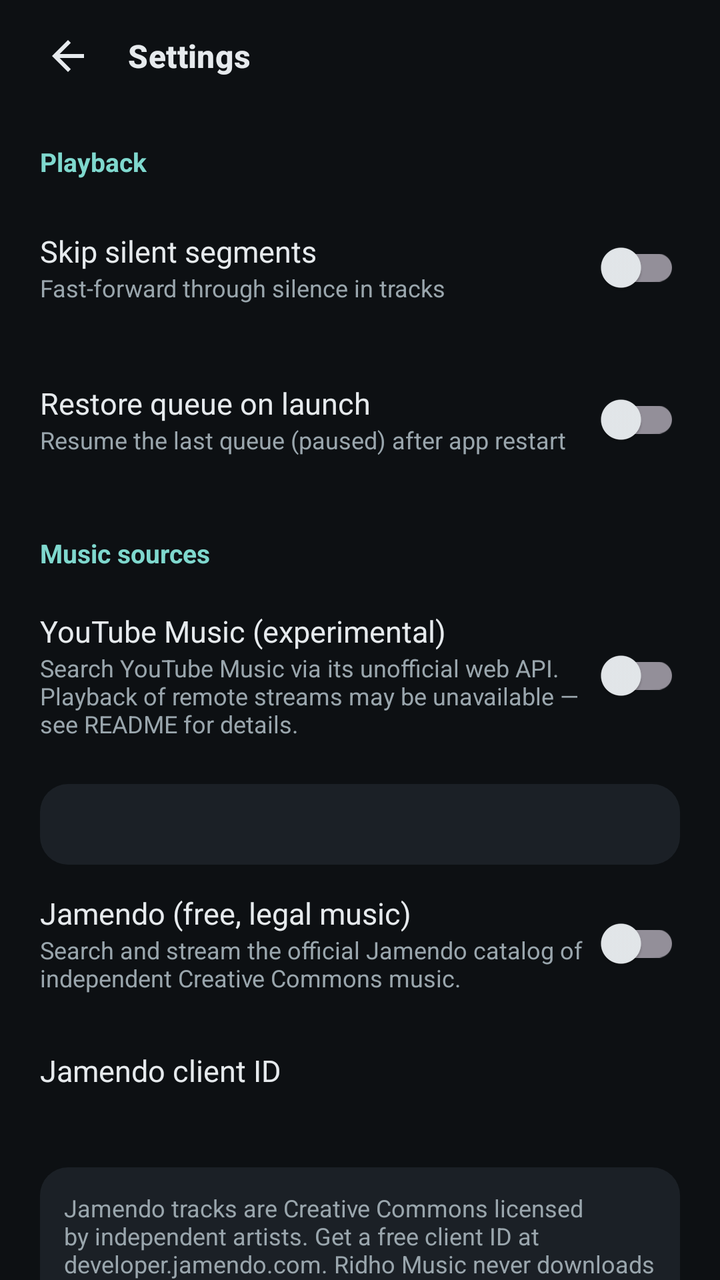
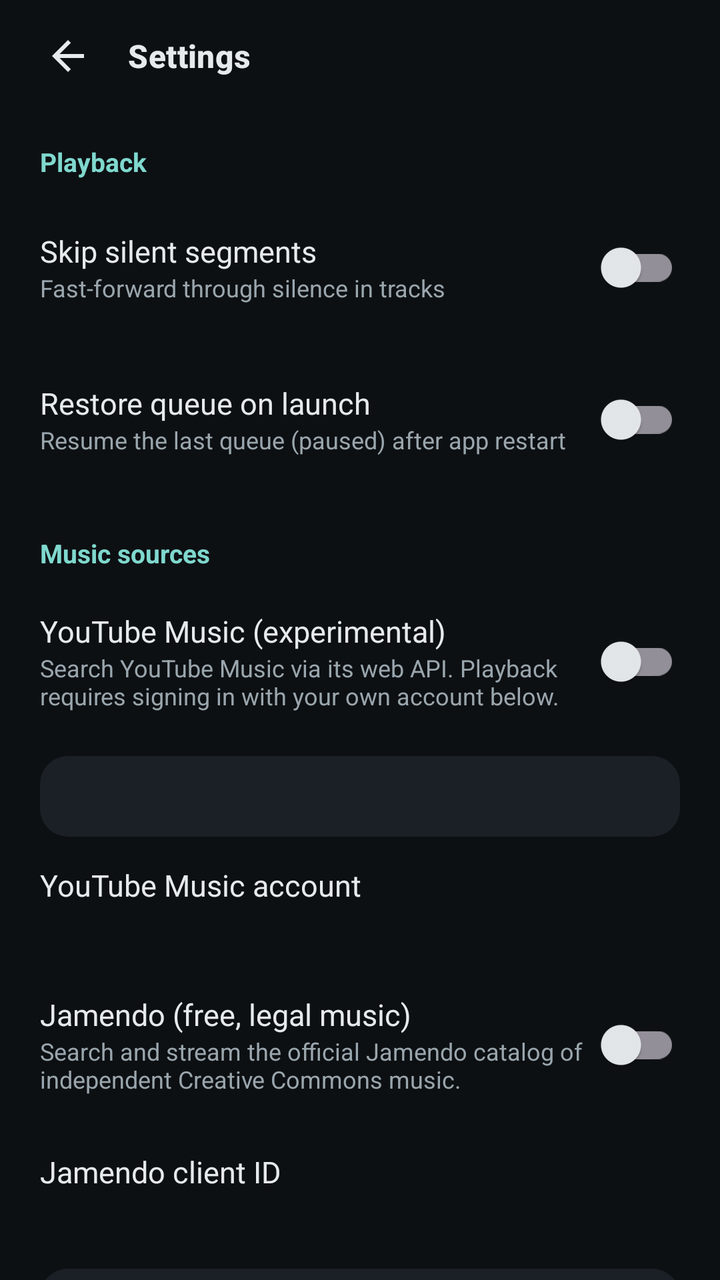

Before-and-after screenshots of an Android layout around one commit, followed by the original layout XML and the change that was made.
<!-- AndroidManifest.xml: application theme Theme.RidhoMusic -->
<!-- res/layout/activity_settings.xml -->
<?xml version="1.0" encoding="utf-8"?>
<androidx.core.widget.NestedScrollView
    xmlns:android="http://schemas.android.com/apk/res/android"
    xmlns:app="http://schemas.android.com/apk/res-auto"
    android:layout_width="match_parent"
    android:layout_height="match_parent"
    android:background="@color/background"
    android:fitsSystemWindows="true">

    <LinearLayout
        android:layout_width="match_parent"
        android:layout_height="wrap_content"
        android:orientation="vertical"
        android:paddingBottom="32dp">

        
        <LinearLayout
            android:layout_width="match_parent"
            android:layout_height="56dp"
            android:gravity="center_vertical"
            android:orientation="horizontal"
            android:paddingHorizontal="12dp">

            <ImageButton
                android:id="@+id/settings_back"
                android:layout_width="44dp"
                android:layout_height="44dp"
                android:background="?attr/selectableItemBackgroundBorderless"
                android:contentDescription="@string/cd_back"
                android:src="@drawable/ic_arrow_back"
                app:tint="@color/on_surface" />

            <TextView
                android:layout_width="0dp"
                android:layout_height="wrap_content"
                android:layout_marginStart="8dp"
                android:layout_weight="1"
                android:text="@string/settings_title"
                android:textAppearance="?attr/textAppearanceTitleMedium"
                android:textColor="@color/on_surface"
                android:textStyle="bold" />
        </LinearLayout>

        
        <TextView
            android:layout_width="match_parent"
            android:layout_height="wrap_content"
            android:paddingHorizontal="20dp"
            android:paddingTop="16dp"
            android:paddingBottom="6dp"
            android:text="@string/settings_playback_header"
            android:textColor="@color/secondary_text_teal"
            android:textSize="13sp"
            android:textStyle="bold" />

        <LinearLayout
            android:layout_width="match_parent"
            android:layout_height="wrap_content"
            android:orientation="vertical">

            <LinearLayout
                android:layout_width="match_parent"
                android:layout_height="wrap_content"
                android:background="?attr/selectableItemBackground"
                android:gravity="center_vertical"
                android:orientation="horizontal"
                android:paddingHorizontal="20dp"
                android:paddingVertical="14dp">

                <LinearLayout
                    android:layout_width="0dp"
                    android:layout_height="wrap_content"
                    android:layout_weight="1"
                    android:orientation="vertical">

                    <TextView
                        android:layout_width="match_parent"
                        android:layout_height="wrap_content"
                        android:text="@string/settings_skip_silence"
                        android:textColor="@color/on_surface"
                        android:textSize="15sp" />

                    <TextView
                        android:layout_width="match_parent"
                        android:layout_height="wrap_content"
                        android:text="@string/settings_skip_silence_sum"
                        android:textColor="@color/on_surface_muted"
                        android:textSize="12sp" />
                </LinearLayout>

                <com.google.android.material.switchmaterial.SwitchMaterial
                    android:id="@+id/switch_skip_silence"
                    android:layout_width="wrap_content"
                    android:layout_height="wrap_content" />
            </LinearLayout>

            <LinearLayout
                android:layout_width="match_parent"
                android:layout_height="wrap_content"
                android:background="?attr/selectableItemBackground"
                android:gravity="center_vertical"
                android:orientation="horizontal"
                android:paddingHorizontal="20dp"
                android:paddingVertical="14dp">

                <LinearLayout
                    android:layout_width="0dp"
                    android:layout_height="wrap_content"
                    android:layout_weight="1"
                    android:orientation="vertical">

                    <TextView
                        android:layout_width="match_parent"
                        android:layout_height="wrap_content"
                        android:text="@string/settings_restore_queue"
                        android:textColor="@color/on_surface"
                        android:textSize="15sp" />

                    <TextView
                        android:layout_width="match_parent"
                        android:layout_height="wrap_content"
                        android:text="@string/settings_restore_queue_sum"
                        android:textColor="@color/on_surface_muted"
                        android:textSize="12sp" />
                </LinearLayout>

                <com.google.android.material.switchmaterial.SwitchMaterial
                    android:id="@+id/switch_restore_queue"
                    android:layout_width="wrap_content"
                    android:layout_height="wrap_content" />
            </LinearLayout>
        </LinearLayout>

        
        <TextView
            android:layout_width="match_parent"
            android:layout_height="wrap_content"
            android:paddingHorizontal="20dp"
            android:paddingTop="20dp"
            android:paddingBottom="6dp"
            android:text="@string/settings_sources_header"
            android:textColor="@color/secondary_text_teal"
            android:textSize="13sp"
            android:textStyle="bold" />

        <LinearLayout
            android:layout_width="match_parent"
            android:layout_height="wrap_content"
            android:background="?attr/selectableItemBackground"
            android:gravity="center_vertical"
            android:orientation="horizontal"
            android:paddingHorizontal="20dp"
            android:paddingVertical="14dp">

            <LinearLayout
                android:layout_width="0dp"
                android:layout_height="wrap_content"
                android:layout_weight="1"
                android:orientation="vertical">

                <TextView
                    android:layout_width="match_parent"
                    android:layout_height="wrap_content"
                    android:text="@string/settings_ytm_enabled"
                    android:textColor="@color/on_surface"
                    android:textSize="15sp" />

                <TextView
                    android:layout_width="match_parent"
                    android:layout_height="wrap_content"
                    android:text="@string/settings_ytm_enabled_sum"
                    android:textColor="@color/on_surface_muted"
                    android:textSize="12sp" />
            </LinearLayout>

            <com.google.android.material.switchmaterial.SwitchMaterial
                android:id="@+id/switch_ytm"
                android:layout_width="wrap_content"
                android:layout_height="wrap_content" />
        </LinearLayout>

        <TextView
            android:id="@+id/settings_ytm_note"
            android:layout_width="match_parent"
            android:layout_height="wrap_content"
            android:layout_marginHorizontal="20dp"
            android:layout_marginTop="8dp"
            android:background="@drawable/bg_card"
            android:padding="12dp"
            android:textColor="@color/on_surface_muted"
            android:textSize="12sp" />

        
        <LinearLayout
            android:layout_width="match_parent"
            android:layout_height="wrap_content"
            android:background="?attr/selectableItemBackground"
            android:gravity="center_vertical"
            android:orientation="horizontal"
            android:paddingHorizontal="20dp"
            android:paddingVertical="14dp">

            <LinearLayout
                android:layout_width="0dp"
                android:layout_height="wrap_content"
                android:layout_weight="1"
                android:orientation="vertical">

                <TextView
                    android:layout_width="match_parent"
                    android:layout_height="wrap_content"
                    android:text="@string/settings_jamendo_enabled"
                    android:textColor="@color/on_surface"
                    android:textSize="15sp" />

                <TextView
                    android:layout_width="match_parent"
                    android:layout_height="wrap_content"
                    android:text="@string/settings_jamendo_enabled_sum"
                    android:textColor="@color/on_surface_muted"
                    android:textSize="12sp" />
            </LinearLayout>

            <com.google.android.material.switchmaterial.SwitchMaterial
                android:id="@+id/switch_jamendo"
                android:layout_width="wrap_content"
                android:layout_height="wrap_content" />
        </LinearLayout>

        <LinearLayout
            android:id="@+id/row_jamendo_client_id"
            android:layout_width="match_parent"
            android:layout_height="wrap_content"
            android:background="?attr/selectableItemBackground"
            android:gravity="center_vertical"
            android:orientation="horizontal"
            android:paddingHorizontal="20dp"
            android:paddingVertical="14dp">

            <LinearLayout
                android:layout_width="0dp"
                android:layout_height="wrap_content"
                android:layout_weight="1"
                android:orientation="vertical">

                <TextView
                    android:layout_width="match_parent"
                    android:layout_height="wrap_content"
                    android:text="@string/settings_jamendo_client_id"
                    android:textColor="@color/on_surface"
                    android:textSize="15sp" />

                <TextView
                    android:id="@+id/jamendo_client_id_status"
                    android:layout_width="match_parent"
                    android:layout_height="wrap_content"
                    android:textColor="@color/on_surface_muted"
                    android:textSize="12sp" />
            </LinearLayout>
        </LinearLayout>

        <TextView
            android:id="@+id/settings_jamendo_note"
            android:layout_width="match_parent"
            android:layout_height="wrap_content"
            android:layout_marginHorizontal="20dp"
            android:layout_marginTop="8dp"
            android:background="@drawable/bg_card"
            android:padding="12dp"
            android:text="@string/settings_jamendo_note"
            android:textColor="@color/on_surface_muted"
            android:textSize="12sp" />

        
        <LinearLayout
            android:layout_width="match_parent"
            android:layout_height="wrap_content"
            android:background="?attr/selectableItemBackground"
            android:gravity="center_vertical"
            android:orientation="horizontal"
            android:paddingHorizontal="20dp"
            android:paddingVertical="14dp">

            <LinearLayout
                android:layout_width="0dp"
                android:layout_height="wrap_content"
                android:layout_weight="1"
                android:orientation="vertical">

                <TextView
                    android:layout_width="match_parent"
                    android:layout_height="wrap_content"
                    android:text="@string/settings_audius_enabled"
                    android:textColor="@color/on_surface"
                    android:textSize="15sp" />

                <TextView
                    android:layout_width="match_parent"
                    android:layout_height="wrap_content"
                    android:text="@string/settings_audius_enabled_sum"
                    android:textColor="@color/on_surface_muted"
                    android:textSize="12sp" />
            </LinearLayout>

            <com.google.android.material.switchmaterial.SwitchMaterial
                android:id="@+id/switch_audius"
                android:layout_width="wrap_content"
                android:layout_height="wrap_content" />
        </LinearLayout>

        <TextView
            android:id="@+id/settings_audius_note"
            android:layout_width="match_parent"
            android:layout_height="wrap_content"
            android:layout_marginHorizontal="20dp"
            android:layout_marginTop="8dp"
            android:background="@drawable/bg_card"
            android:padding="12dp"
            android:text="@string/settings_audius_note"
            android:textColor="@color/on_surface_muted"
            android:textSize="12sp" />

        
        <TextView
            android:layout_width="match_parent"
            android:layout_height="wrap_content"
            android:paddingHorizontal="20dp"
            android:paddingTop="20dp"
            android:paddingBottom="6dp"
            android:text="@string/settings_diagnostics_header"
            android:textColor="@color/secondary_text_teal"
            android:textSize="13sp"
            android:textStyle="bold" />

        <LinearLayout
            android:layout_width="match_parent"
            android:layout_height="wrap_content"
            android:gravity="center_vertical"
            android:orientation="horizontal"
            android:paddingHorizontal="20dp"
            android:paddingVertical="12dp">

            <TextView
                android:layout_width="0dp"
                android:layout_height="wrap_content"
                android:layout_weight="1"
                android:text="@string/diag_ytm_api"
                android:textColor="@color/on_surface"
                android:textSize="14sp" />

            <TextView
                android:id="@+id/diag_ytm_status"
                android:layout_width="wrap_content"
                android:layout_height="wrap_content"
                android:textColor="@color/secondary_text_teal"
                android:textSize="13sp" />
        </LinearLayout>

        <LinearLayout
            android:layout_width="match_parent"
            android:layout_height="wrap_content"
            android:gravity="center_vertical"
            android:orientation="horizontal"
            android:paddingHorizontal="20dp"
            android:paddingVertical="12dp">

            <TextView
                android:layout_width="0dp"
                android:layout_height="wrap_content"
                android:layout_weight="1"
                android:text="@string/diag_jamendo_api"
                android:textColor="@color/on_surface"
                android:textSize="14sp" />

            <TextView
                android:id="@+id/diag_jamendo_status"
                android:layout_width="wrap_content"
                android:layout_height="wrap_content"
                android:textColor="@color/secondary_text_teal"
                android:textSize="13sp" />
        </LinearLayout>

        <LinearLayout
            android:layout_width="match_parent"
            android:layout_height="wrap_content"
            android:gravity="center_vertical"
            android:orientation="horizontal"
            android:paddingHorizontal="20dp"
            android:paddingVertical="12dp">

            <TextView
                android:layout_width="0dp"
                android:layout_height="wrap_content"
                android:layout_weight="1"
                android:text="@string/diag_audius_api"
                android:textColor="@color/on_surface"
                android:textSize="14sp" />

            <TextView
                android:id="@+id/diag_audius_status"
                android:layout_width="wrap_content"
                android:layout_height="wrap_content"
                android:textColor="@color/secondary_text_teal"
                android:textSize="13sp" />
        </LinearLayout>

        <LinearLayout
            android:layout_width="match_parent"
            android:layout_height="wrap_content"
            android:gravity="center_vertical"
            android:orientation="horizontal"
            android:paddingHorizontal="20dp"
            android:paddingVertical="12dp">

            <TextView
                android:layout_width="0dp"
                android:layout_height="wrap_content"
                android:layout_weight="1"
                android:text="@string/diag_local_folder"
                android:textColor="@color/on_surface"
                android:textSize="14sp" />

            <TextView
                android:id="@+id/diag_local_status"
                android:layout_width="wrap_content"
                android:layout_height="wrap_content"
                android:textColor="@color/secondary_text_teal"
                android:textSize="13sp" />
        </LinearLayout>

        <LinearLayout
            android:id="@+id/row_clear_cache"
            android:layout_width="match_parent"
            android:layout_height="48dp"
            android:background="?attr/selectableItemBackground"
            android:gravity="center_vertical"
            android:orientation="horizontal"
            android:paddingHorizontal="20dp">

            <TextView
                android:layout_width="0dp"
                android:layout_height="wrap_content"
                android:layout_weight="1"
                android:text="@string/settings_clear_artwork_cache"
                android:textColor="@color/on_surface"
                android:textSize="14sp" />
        </LinearLayout>

        
        <TextView
            android:layout_width="match_parent"
            android:layout_height="wrap_content"
            android:paddingHorizontal="20dp"
            android:paddingTop="20dp"
            android:paddingBottom="6dp"
            android:text="@string/settings_about_header"
            android:textColor="@color/secondary_text_teal"
            android:textSize="13sp"
            android:textStyle="bold" />

        <LinearLayout
            android:id="@+id/row_licenses"
            android:layout_width="match_parent"
            android:layout_height="48dp"
            android:background="?attr/selectableItemBackground"
            android:gravity="center_vertical"
            android:orientation="horizontal"
            android:paddingHorizontal="20dp">

            <TextView
                android:layout_width="0dp"
                android:layout_height="wrap_content"
                android:layout_weight="1"
                android:text="@string/settings_licenses"
                android:textColor="@color/on_surface"
                android:textSize="14sp" />
        </LinearLayout>

        <LinearLayout
            android:id="@+id/row_privacy"
            android:layout_width="match_parent"
            android:layout_height="48dp"
            android:background="?attr/selectableItemBackground"
            android:gravity="center_vertical"
            android:orientation="horizontal"
            android:paddingHorizontal="20dp">

            <TextView
                android:layout_width="0dp"
                android:layout_height="wrap_content"
                android:layout_weight="1"
                android:text="@string/settings_privacy"
                android:textColor="@color/on_surface"
                android:textSize="14sp" />
        </LinearLayout>

        <TextView
            android:id="@+id/settings_version"
            android:layout_width="match_parent"
            android:layout_height="wrap_content"
            android:layout_marginHorizontal="20dp"
            android:layout_marginTop="12dp"
            android:textColor="@color/on_surface_muted"
            android:textSize="12sp" />
    </LinearLayout>
</androidx.core.widget.NestedScrollView>
<!-- resources referenced by this layout -->
<resources>
  <color name="background">#0D1013</color>
  <color name="on_surface">#E6EAED</color>
  <color name="on_surface_muted">#9AA6AD</color>
  <color name="secondary_text_teal">#7FD8CE</color>
  <!-- drawable bg_card (drawable) -->
  <?xml version="1.0" encoding="utf-8"?>
  <shape xmlns:android="http://schemas.android.com/apk/res/android" android:shape="rectangle">
      <solid android:color="@color/surface_container" />
      <corners android:radius="14dp" />
  </shape>
  <string name="cd_back">Navigate up</string>
  <string name="diag_audius_api">Audius status</string>
  <string name="diag_jamendo_api">Jamendo status</string>
  <string name="diag_local_folder">Local music folder</string>
  <string name="diag_ytm_api">YouTube Music status</string>
  <string name="settings_about_header">About</string>
  <string name="settings_audius_enabled">Audius (open music platform)</string>
  <string name="settings_audius_enabled_sum">Search and stream the official Audius catalog — an open, ad-free platform of creator-uploaded music.</string>
  <string name="settings_audius_note">Audius streams come straight from the official public Audius API. No account or key is needed — requests identify the app only. Unplayable or paywalled tracks are hidden from results.</string>
  <string name="settings_clear_artwork_cache">Clear artwork cache</string>
  <string name="settings_diagnostics_header">Diagnostics</string>
  <string name="settings_jamendo_client_id">Jamendo client ID</string>
  <string name="settings_jamendo_enabled">Jamendo (free, legal music)</string>
  <string name="settings_jamendo_enabled_sum">Search and stream the official Jamendo catalog of independent Creative Commons music.</string>
  <string name="settings_jamendo_note">Jamendo tracks are Creative Commons licensed by independent artists. Get a free client ID at developer.jamendo.com. Ridho Music never downloads audio and never embeds a client secret.</string>
  <string name="settings_licenses">Open-source licenses</string>
  <string name="settings_playback_header">Playback</string>
  <string name="settings_privacy">Privacy policy</string>
  <string name="settings_restore_queue">Restore queue on launch</string>
  <string name="settings_restore_queue_sum">Resume the last queue (paused) after app restart</string>
  <string name="settings_skip_silence">Skip silent segments</string>
  <string name="settings_skip_silence_sum">Fast-forward through silence in tracks</string>
  <string name="settings_sources_header">Music sources</string>
  <string name="settings_title">Settings</string>
  <string name="settings_ytm_enabled">YouTube Music (experimental)</string>
  <string name="settings_ytm_enabled_sum">Search YouTube Music via its unofficial web API. Playback of remote streams may be unavailable — see README for details.</string>
  <color name="surface_container">#1B2026</color>
  <color name="surface">#15181C</color>
  <color name="primary">#2FA69C</color>
  <color name="on_primary">#04201C</color>
  <color name="error">#E57373</color>
  <style name="ThemeOverlay.RidhoMusic.BottomSheet" parent="ThemeOverlay.Material3.BottomSheetDialog">
          <item name="bottomSheetStyle">@style/Widget.RidhoMusic.BottomSheet</item>
          <item name="android:background">@color/background</item>
      </style>
  <style name="Widget.RidhoMusic.BottomSheet" parent="Widget.Material3.BottomSheet.Modal">
          <item name="android:background">@drawable/bg_sheet</item>
          <item name="shapeAppearanceOverlay">@style/ShapeAppearance.RidhoMusic.Sheet</item>
      </style>
  <style name="ShapeAppearance.RidhoMusic.Sheet" parent="">
          <item name="cornerFamily">rounded</item>
          <item name="cornerSizeTopLeft">24dp</item>
          <item name="cornerSizeTopRight">24dp</item>
      </style>
  <!-- unchanged entries left out for length: 3 -->
</resources>

<!-- the commit's change to res/layout/activity_settings.xml (unified diff, before → after) -->
@@ -192,6 +192,39 @@
 
         
         <LinearLayout
+            android:id="@+id/row_ytm_signin"
+            android:layout_width="match_parent"
+            android:layout_height="wrap_content"
+            android:background="?attr/selectableItemBackground"
+            android:gravity="center_vertical"
+            android:orientation="horizontal"
+            android:paddingHorizontal="20dp"
+            android:paddingVertical="14dp">
+
+            <LinearLayout
+                android:layout_width="0dp"
+                android:layout_height="wrap_content"
+                android:layout_weight="1"
+                android:orientation="vertical">
+
+                <TextView
+                    android:layout_width="match_parent"
+                    android:layout_height="wrap_content"
+                    android:text="@string/settings_ytm_signin"
+                    android:textColor="@color/on_surface"
+                    android:textSize="15sp" />
+
+                <TextView
+                    android:id="@+id/ytm_signin_status"
+                    android:layout_width="match_parent"
+                    android:layout_height="wrap_content"
+                    android:textColor="@color/on_surface_muted"
+                    android:textSize="12sp" />
+            </LinearLayout>
+        </LinearLayout>
+
+        
+        <LinearLayout
             android:layout_width="match_parent"
             android:layout_height="wrap_content"
             android:background="?attr/selectableItemBackground"
<!-- resource entries referenced after the edit -->
@@ -35,7 +35,8 @@
   <string name="settings_sources_header">Music sources</string>
   <string name="settings_title">Settings</string>
   <string name="settings_ytm_enabled">YouTube Music (experimental)</string>
-  <string name="settings_ytm_enabled_sum">Search YouTube Music via its unofficial web API. Playback of remote streams may be unavailable — see README for details.</string>
+  <string name="settings_ytm_enabled_sum">Search YouTube Music via its web API. Playback requires signing in with your own account below.</string>
+  <string name="settings_ytm_signin">YouTube Music account</string>
   <color name="surface_container">#1B2026</color>
   <color name="surface">#15181C</color>
   <color name="primary">#2FA69C</color>
